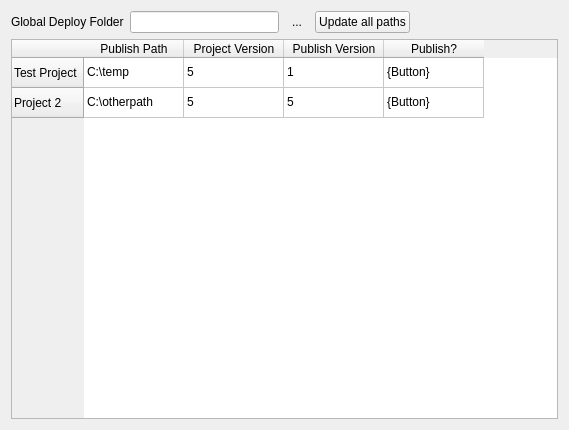
Old version of the form src/configmanager/ui/nodewidgets/ui_publishwidget.ui in the repository roam-qgis/Roam.
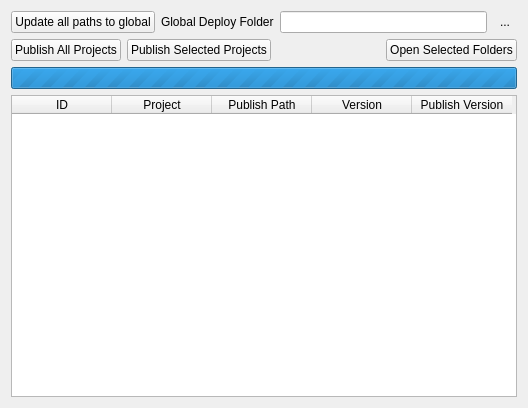
New version of the form. Icons and pictures are not drawn.

Commit message: More pubish project work

The edit to the form file:
```diff
--- a/src/configmanager/ui/nodewidgets/ui_publishwidget.ui
+++ b/src/configmanager/ui/nodewidgets/ui_publishwidget.ui
@@ -6,93 +6,23 @@
    <rect>
     <x>0</x>
     <y>0</y>
-    <width>569</width>
-    <height>430</height>
+    <width>528</width>
+    <height>408</height>
    </rect>
   </property>
   <property name="windowTitle">
    <string>Form</string>
   </property>
   <layout class="QGridLayout" name="gridLayout">
-   <item row="1" column="0">
-    <widget class="QTableWidget" name="tableWidget">
-     <property name="wordWrap">
-      <bool>true</bool>
-     </property>
-     <row>
-      <property name="text">
-       <string>Test Project</string>
-      </property>
-     </row>
-     <row>
-      <property name="text">
-       <string>Project 2</string>
-      </property>
-     </row>
-     <column>
-      <property name="text">
-       <string>Publish Path</string>
-      </property>
-     </column>
-     <column>
-      <property name="text">
-       <string>Project Version</string>
-      </property>
-     </column>
-     <column>
-      <property name="text">
-       <string>Publish Version</string>
-      </property>
-     </column>
-     <column>
-      <property name="text">
-       <string>Publish?</string>
-      </property>
-     </column>
-     <item row="0" column="0">
-      <property name="text">
-       <string>C:\temp</string>
-      </property>
-     </item>
-     <item row="0" column="1">
-      <property name="text">
-       <string>5</string>
-      </property>
-     </item>
-     <item row="0" column="2">
-      <property name="text">
-       <string>1</string>
-      </property>
-     </item>
-     <item row="0" column="3">
-      <property name="text">
-       <string>{Button}</string>
-      </property>
-     </item>
-     <item row="1" column="0">
-      <property name="text">
-       <string>C:\otherpath</string>
-      </property>
-     </item>
-     <item row="1" column="1">
-      <property name="text">
-       <string>5</string>
-      </property>
-     </item>
-     <item row="1" column="2">
-      <property name="text">
-       <string>5</string>
-      </property>
-     </item>
-     <item row="1" column="3">
-      <property name="text">
-       <string>{Button}</string>
-      </property>
-     </item>
-    </widget>
-   </item>
    <item row="0" column="0">
     <layout class="QHBoxLayout" name="horizontalLayout">
+     <item>
+      <widget class="QPushButton" name="updatePathsButton">
+       <property name="text">
+        <string>Update all paths to global</string>
+       </property>
+      </widget>
+     </item>
      <item>
       <widget class="QLabel" name="label">
        <property name="text">
@@ -123,15 +53,51 @@
        </property>
       </widget>
      </item>
+    </layout>
+   </item>
+   <item row="3" column="0">
+    <widget class="QProgressBar" name="progressBar">
+     <property name="minimum">
+      <number>0</number>
+     </property>
+     <property name="maximum">
+      <number>0</number>
+     </property>
+     <property name="value">
+      <number>-1</number>
+     </property>
+     <property name="textVisible">
+      <bool>false</bool>
+     </property>
+     <property name="orientation">
+      <enum>Qt::Horizontal</enum>
+     </property>
+     <property name="invertedAppearance">
+      <bool>false</bool>
+     </property>
+     <property name="format">
+      <string/>
+     </property>
+    </widget>
+   </item>
+   <item row="1" column="0">
+    <layout class="QHBoxLayout" name="horizontalLayout_2">
      <item>
-      <widget class="QPushButton" name="pushButton_2">
+      <widget class="QPushButton" name="publishProjectsAllButton">
        <property name="text">
-        <string>Update all paths</string>
+        <string>Publish All Projects</string>
        </property>
       </widget>
      </item>
      <item>
-      <spacer name="horizontalSpacer">
+      <widget class="QPushButton" name="publishProjectsButtons">
+       <property name="text">
+        <string>Publish Selected Projects</string>
+       </property>
+      </widget>
+     </item>
+     <item>
+      <spacer name="horizontalSpacer_2">
        <property name="orientation">
         <enum>Qt::Horizontal</enum>
        </property>
@@ -143,8 +109,74 @@
        </property>
       </spacer>
      </item>
+     <item>
+      <widget class="QPushButton" name="openFoldersButton">
+       <property name="text">
+        <string>Open Selected Folders</string>
+       </property>
+      </widget>
+     </item>
     </layout>
    </item>
+   <item row="4" column="0">
+    <widget class="QTableWidget" name="tableWidget">
+     <property name="editTriggers">
+      <set>QAbstractItemView::DoubleClicked</set>
+     </property>
+     <property name="selectionMode">
+      <enum>QAbstractItemView::ExtendedSelection</enum>
+     </property>
+     <property name="selectionBehavior">
+      <enum>QAbstractItemView::SelectRows</enum>
+     </property>
+     <property name="gridStyle">
+      <enum>Qt::SolidLine</enum>
+     </property>
+     <property name="wordWrap">
+      <bool>true</bool>
+     </property>
+     <attribute name="horizontalHeaderDefaultSectionSize">
+      <number>100</number>
+     </attribute>
+     <attribute name="horizontalHeaderShowSortIndicator" stdset="0">
+      <bool>true</bool>
+     </attribute>
+     <attribute name="horizontalHeaderStretchLastSection">
+      <bool>false</bool>
+     </attribute>
+     <attribute name="verticalHeaderCascadingSectionResizes">
+      <bool>false</bool>
+     </attribute>
+     <attribute name="verticalHeaderStretchLastSection">
+      <bool>false</bool>
+     </attribute>
+     <column>
+      <property name="text">
+       <string>ID</string>
+      </property>
+     </column>
+     <column>
+      <property name="text">
+       <string>Project</string>
+      </property>
+     </column>
+     <column>
+      <property name="text">
+       <string>Publish Path</string>
+      </property>
+     </column>
+     <column>
+      <property name="text">
+       <string>Version</string>
+      </property>
+     </column>
+     <column>
+      <property name="text">
+       <string>Publish Version</string>
+      </property>
+     </column>
+    </widget>
+   </item>
   </layout>
  </widget>
  <resources>
```
The commit also changes 7 other files.
